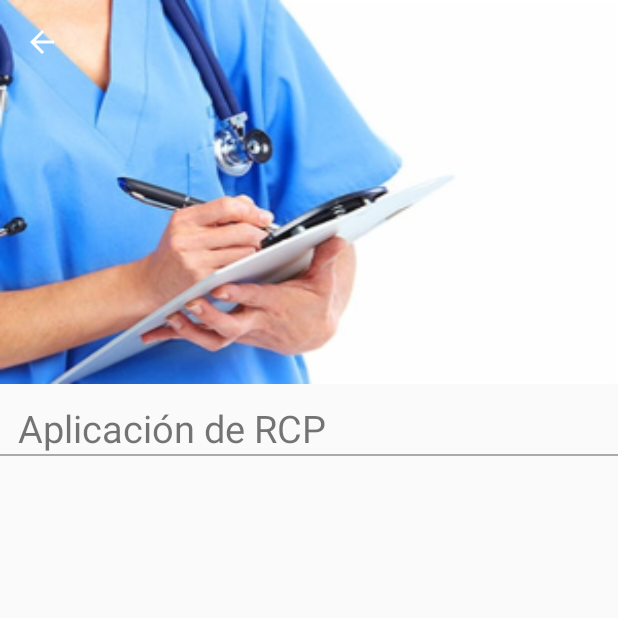
After one commit to egoo16/CruzRojaGt, an Android app: the DetailActivity screen opened directly, with no data from a screen before it, on a phone screen of 412 x 824 dp, the top half of it. The commit adds this screen. Run offline under Robolectric (Android 15) with nearby library versions, the phone set to English and light mode, and no system bars.

Commit message:
Pruebas con Actyvities y OnClicListener para el RecyclerView

```diff
--- a/app/src/main/AndroidManifest.xml
+++ b/app/src/main/AndroidManifest.xml
@@ -20,7 +20,13 @@
             android:name=".view.Referencia"
             android:label="@string/title_activity_referencia"
             android:theme="@style/AppTheme.NoActionBar" />
-        <activity android:name=".view.ContainerActivity"></activity>
+        <activity android:name=".view.ContainerActivity" />
+        <activity android:name=".view.DetailActivity"
+                android:parentActivityName=".view.ContainerActivity">
+            <meta-data
+                android:name="android.support.PARENT_ACTIVITY"
+                android:value=".view.ContainerActivity"/>
+        </activity>
     </application>
 
 </manifest>
--- /dev/null
+++ b/app/src/main/java/com/lotus/cruzroja/view/DetailActivity.java
@@ -0,0 +1,36 @@
+package com.lotus.cruzroja.view;
+
+import android.os.Build;
+import android.support.design.widget.CollapsingToolbarLayout;
+import android.support.v7.app.AppCompatActivity;
+import android.os.Bundle;
+import android.support.v7.widget.Toolbar;
+import android.transition.Fade;
+import android.view.View;
+
+import com.lotus.cruzroja.R;
+
+public class DetailActivity extends AppCompatActivity {
+
+    @Override
+    protected void onCreate(Bundle savedInstanceState) {
+        super.onCreate(savedInstanceState);
+        setContentView(R.layout.activity_detail);
+        showToolbar("",true);
+
+        if(Build.VERSION.SDK_INT >= Build.VERSION_CODES.LOLLIPOP)
+        {
+            getWindow().setEnterTransition(new Fade());
+        }
+    }
+
+    public void showToolbar(String title, boolean upButton)
+    {
+        Toolbar toolbar = (Toolbar) findViewById(R.id.toolbar);
+        setSupportActionBar(toolbar);
+        getSupportActionBar().setTitle(title);
+        getSupportActionBar().setDisplayHomeAsUpEnabled(upButton);
+
+        CollapsingToolbarLayout collapsingToolbarLayout= (CollapsingToolbarLayout) findViewById(R.id.collapsingToolbar);
+    }
+}
--- a/app/src/main/java/com/lotus/cruzroja/view/adapter/PictureAdapterRecyclerView.java
+++ b/app/src/main/java/com/lotus/cruzroja/view/adapter/PictureAdapterRecyclerView.java
@@ -1,7 +1,11 @@
 package com.lotus.cruzroja.view.adapter;
 
 import android.app.Activity;
+import android.content.Intent;
+import android.os.Build;
+import android.support.v4.app.ActivityOptionsCompat;
 import android.support.v7.widget.RecyclerView;
+import android.transition.Explode;
 import android.view.LayoutInflater;
 import android.view.View;
 import android.view.ViewGroup;
@@ -9,6 +13,7 @@ import android.widget.ImageView;
 import android.widget.TextView;
 
 import com.lotus.cruzroja.R;
+import com.lotus.cruzroja.view.DetailActivity;
 import com.lotus.cruzroja.view.model.Picture;
 
 import java.util.ArrayList;
@@ -42,6 +47,25 @@ public class PictureAdapterRecyclerView extends RecyclerView.Adapter<PictureAdap
         holder.pictureCard.setImageResource(picture.getPicture());
         holder.title.setText(picture.getTitle());
         holder.subTitle.setText(picture.getSubtitle());
+
+        holder.pictureCard.setOnClickListener(new View.OnClickListener() {
+            @Override
+            public void onClick(View v) {
+                Intent intent = new Intent(activity, DetailActivity.class);
+
+                if (Build.VERSION.SDK_INT >= Build.VERSION_CODES.LOLLIPOP)
+                {
+                    Explode explode = new Explode();
+                    explode.setDuration(1000);
+                    activity.getWindow().setExitTransition(explode);
+                    activity.startActivity(intent, ActivityOptionsCompat.makeSceneTransitionAnimation(activity,v,activity.getString(R.string.transicionName_picture)).toBundle());
+                }
+                else
+                {
+                    activity.startActivity(intent);
+                }
+            }
+        });
     }
 
     @Override
--- /dev/null
+++ b/app/src/main/res/layout/activity_detail.xml
@@ -0,0 +1,71 @@
+<?xml version="1.0" encoding="utf-8"?>
+<android.support.design.widget.CoordinatorLayout xmlns:android="http://schemas.android.com/apk/res/android"
+    xmlns:app="http://schemas.android.com/apk/res-auto"
+    xmlns:tools="http://schemas.android.com/tools"
+    android:layout_width="match_parent"
+    android:layout_height="match_parent"
+    tools:context="com.lotus.cruzroja.view.DetailActivity">
+
+    <android.support.design.widget.AppBarLayout
+        android:id="@+id/appBar"
+        android:layout_width="match_parent"
+        android:layout_height="@dimen/appbarlayout_height"
+        android:theme="@style/ThemeOverlay.AppCompat.Dark.ActionBar">
+
+        <android.support.design.widget.CollapsingToolbarLayout
+            android:id="@+id/collapsingToolbar"
+            android:layout_width="match_parent"
+            android:layout_height="match_parent"
+            app:layout_scrollFlags="scroll|exitUntilCollapsed"
+            app:contentScrim="@color/colorPrimary"
+            >
+
+            <ImageView
+                android:id="@+id/imageHeader"
+                android:layout_width="match_parent"
+                android:layout_height="match_parent"
+                android:scaleType="centerCrop"
+                android:background="@drawable/salud01"
+                app:layout_collapseMode="parallax"
+                android:transitionName="@string/transicionName_picture"/>
+
+            <android.support.v7.widget.Toolbar
+                android:id="@+id/toolbar"
+                android:layout_width="match_parent"
+                android:layout_height="?attr/actionBarSize"
+                app:popupTheme="@style/Theme.AppCompat.Light"
+                app:layout_collapseMode="pin"/>
+        </android.support.design.widget.CollapsingToolbarLayout>
+
+    </android.support.design.widget.AppBarLayout>
+
+    <android.support.v4.widget.NestedScrollView
+        android:layout_width="match_parent"
+        android:layout_height="match_parent"
+        app:layout_behavior="@string/appbar_scrolling_view_behavior">
+
+        <LinearLayout
+            android:layout_width="match_parent"
+            android:layout_height="match_parent"
+            android:orientation="vertical"
+            android:paddingTop="@dimen/vertical_activity_padding">
+
+            <TextView
+                android:id="@+id/userNameDetail"
+                android:layout_width="wrap_content"
+                android:layout_height="wrap_content"
+                android:textSize="@dimen/textSize_TitleDetail"
+                android:text="@string/title_card"
+                android:paddingLeft="@dimen/horizontal_activity_padding"
+                android:paddingRight="@dimen/vertical_activity_padding"/>
+
+            <View
+                android:layout_width="wrap_content"
+                android:layout_height="@dimen/height_divider"
+                android:background="@android:color/darker_gray"/>
+
+        </LinearLayout>
+
+    </android.support.v4.widget.NestedScrollView>
+
+</android.support.design.widget.CoordinatorLayout>
--- a/app/src/main/res/layout/cardview_picture.xml
+++ b/app/src/main/res/layout/cardview_picture.xml
@@ -17,7 +17,8 @@
             android:layout_width="match_parent"
             android:layout_height="@dimen/height_cardview"
             android:background="@drawable/img2"
-            android:scaleType="centerCrop" />
+            android:scaleType="centerCrop"
+            android:transitionName="@string/transicionName_picture"/>
 
         <LinearLayout
             android:layout_width="match_parent"
--- a/app/src/main/res/values/dimens.xml
+++ b/app/src/main/res/values/dimens.xml
@@ -8,6 +8,9 @@
     <dimen name="subtitleSize_card">15sp</dimen>
     <dimen name="bottombar_height">70dp</dimen>
     <dimen name="marginEndTextViewSubtitle">10dp</dimen>
+    <dimen name="appbarlayout_height">256dp</dimen>
+    <dimen name="textSize_TitleDetail">25dp</dimen>
+    <dimen name="height_divider">1dp</dimen>
 
 
 </resources>
--- a/app/src/main/res/values/strings.xml
+++ b/app/src/main/res/values/strings.xml
@@ -8,4 +8,5 @@
 
     <!-- TODO: Remove or change this placeholder text -->
     <string name="hello_blank_fragment">Hello blank fragment</string>
+    <string name="transicionName_picture">transicionnamepicture</string>
 </resources>
--- a/app/src/main/res/values/styles.xml
+++ b/app/src/main/res/values/styles.xml
@@ -6,6 +6,7 @@
         <item name="colorPrimary">@color/colorPrimary</item>
         <item name="colorPrimaryDark">@color/colorPrimaryDark</item>
         <item name="colorAccent">@color/colorAccent</item>
+        <item name="android:statusBarColor">@android:color/transparent</item>
     </style>
 
     <style name="AppTheme.NoActionBar">
```
Also changed, not shown: 2419 other files.
